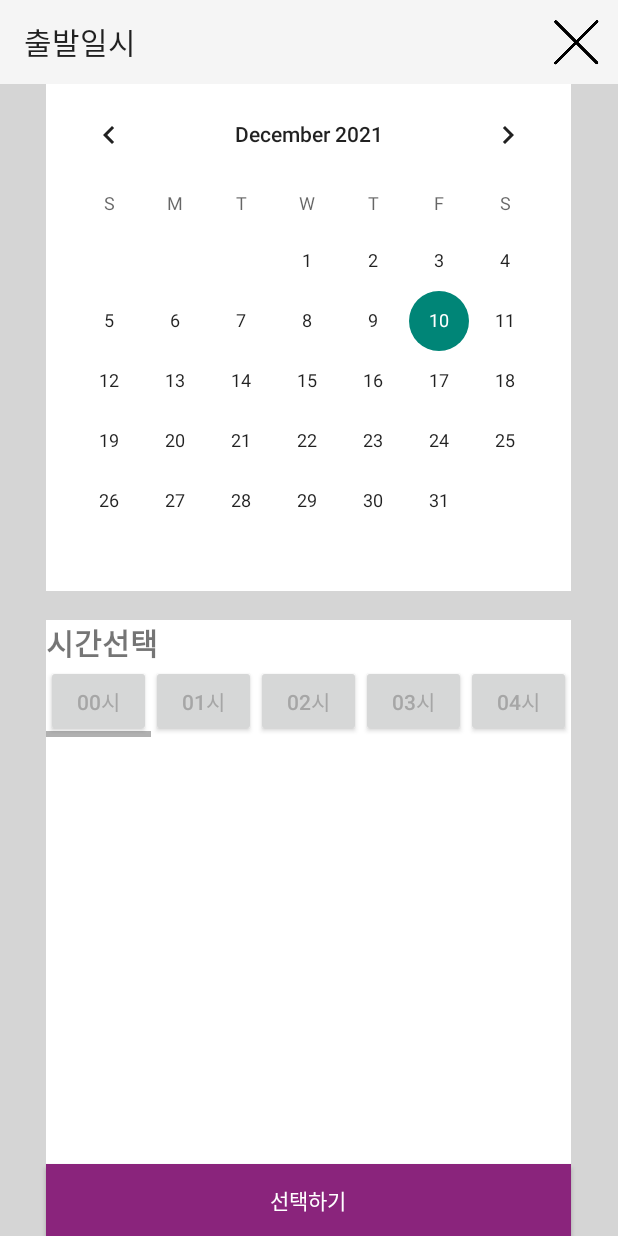
After one commit to pennya6/Android, an Android app: the StartActivity screen opened directly, with no data from a screen before it, on a phone screen of 412 x 824 dp. The commit adds this screen. Run offline under Robolectric (Android 15) with nearby library versions, the phone set to English and light mode, and no system bars.

Commit message:
출발일시 페이지 구현 완료

```diff
--- a/srt3/app/src/main/AndroidManifest.xml
+++ b/srt3/app/src/main/AndroidManifest.xml
@@ -28,6 +28,10 @@
             android:name=".travelActivity"
             android:label="travel 액티비티">
         </activity>
+        <activity
+            android:name=".StartActivity"
+            android:label="start 액티비티">
+        </activity>
 
     </application>
 
--- a/srt3/app/src/main/java/com/example/srt3/MainActivity.java
+++ b/srt3/app/src/main/java/com/example/srt3/MainActivity.java
@@ -4,6 +4,7 @@ import androidx.appcompat.app.AlertDialog;
 import androidx.appcompat.app.AppCompatActivity;
 import androidx.appcompat.widget.Toolbar;
 
+import android.app.Activity;
 import android.content.Context;
 import android.content.DialogInterface;
 import android.content.Intent;
@@ -31,7 +32,7 @@ public class MainActivity extends AppCompatActivity {
     int curNum=0,curNum2=0,curNum3=0,curNum4=0,curNum5=0,curNum6=0;
 
     //출발 및 도착지 선택 부분 구현
-    Button button_start,button_arrival;
+    Button button_start,button_arrival,button_date;
 
     @Override
     protected void onCreate(Bundle savedInstanceState) {
@@ -218,6 +219,16 @@ public class MainActivity extends AppCompatActivity {
                 startActivity(intent);
             }
         });
+
+        //출발일시
+        button_date=(Button) findViewById(R.id.button4);
+        button_date.setOnClickListener(new View.OnClickListener() {
+            @Override
+            public void onClick(View view) {
+                Intent intent=new Intent(getApplicationContext(),StartActivity.class);
+                startActivity(intent);
+            }
+        });
     }
 
     @Override
--- /dev/null
+++ b/srt3/app/src/main/java/com/example/srt3/StartActivity.java
@@ -0,0 +1,57 @@
+package com.example.srt3;
+
+import android.os.Bundle;
+import android.view.Menu;
+import android.view.MenuInflater;
+import android.view.MenuItem;
+import android.view.View;
+import android.widget.Button;
+import android.widget.CalendarView;
+
+import androidx.appcompat.app.AppCompatActivity;
+import androidx.appcompat.widget.Toolbar;
+
+public class StartActivity extends AppCompatActivity {
+
+    Toolbar toolbar;
+    CalendarView calendarView;
+    Button check_btn;
+
+    @Override
+    protected void onCreate(Bundle bundle) {
+        super.onCreate(bundle);
+        setContentView(R.layout.start_main);
+
+        toolbar = (Toolbar) findViewById(R.id.toolbar3);
+        toolbar.setTitle("출발일시");
+        setSupportActionBar(toolbar);
+
+        calendarView=findViewById(R.id.calendarView);
+
+        check_btn=findViewById(R.id.button2);
+        check_btn.setOnClickListener(new View.OnClickListener() {
+            @Override
+            public void onClick(View view) {
+                finish();
+            }
+        });
+
+    }
+
+    @Override
+    public boolean onCreateOptionsMenu(Menu menu) {
+        MenuInflater menuInflater = getMenuInflater();
+        menuInflater.inflate(R.menu.menu_second, menu);
+        return true;
+    }
+    @Override
+    public boolean onOptionsItemSelected(MenuItem item){
+        switch (item.getItemId()){
+            case R.id.back:
+                finish();
+                return true;
+            default:
+                return super.onOptionsItemSelected(item);
+        }
+    }
+}
--- a/srt3/app/src/main/java/com/example/srt3/travelActivity.java
+++ b/srt3/app/src/main/java/com/example/srt3/travelActivity.java
@@ -4,6 +4,7 @@ import android.annotation.SuppressLint;
 import android.app.ActionBar;
 import android.app.Activity;
 import android.app.Notification;
+import android.content.res.ColorStateList;
 import android.os.Bundle;
 import android.provider.ContactsContract;
 import android.view.Menu;
@@ -21,7 +22,7 @@ public class travelActivity extends AppCompatActivity {
     ImageButton choice_srt,choice_korail,change_btn;
     boolean i=true,i2=true;
 
-    Button start_btn,arrival_btn;
+    Button start_btn,arrival_btn,choice_btn1,check_btn;
 
     @Override
     protected void onCreate(Bundle bundle){
@@ -39,6 +40,8 @@ public class travelActivity extends AppCompatActivity {
         arrival_btn=(Button)findViewById(R.id.button7);
 
         change_btn=(ImageButton)findViewById(R.id.imageButton2);
+
+        check_btn=(Button)findViewById(R.id.button2);
 
         choice_srt.setOnClickListener(new View.OnClickListener() {
             @Override
@@ -61,6 +64,7 @@ public class travelActivity extends AppCompatActivity {
             }
         });
 
+        //색지정 메소드
         start_btn.setOnClickListener(new View.OnClickListener() {
             @SuppressLint("ResourceAsColor")
             @Override
@@ -69,7 +73,22 @@ public class travelActivity extends AppCompatActivity {
                     start_btn.setTextColor(R.color.purple_300);
                     arrival_btn.setTextColor(R.color.grey);
                     i2=true;
+
+                    //역변경
+                    switch (view.getId()){
+                        case R.id.button8:
+                            choice_btn1=(Button) findViewById(R.id.button8); //지역선택
+                            start_btn.setText((String)choice_btn1.getText());
+                            break;
+                        case R.id.button9:
+                            choice_btn1=(Button) findViewById(R.id.button9); //지역선택
+                            start_btn.setText((String) choice_btn1.getText());
+                            break;
+                    }
                 }
+
+
+
             }
         });
         arrival_btn.setOnClickListener(new View.OnClickListener() {
@@ -84,6 +103,7 @@ public class travelActivity extends AppCompatActivity {
             }
         });
 
+        //위치변경
         change_btn.setOnClickListener(new View.OnClickListener() {
             @Override
             public void onClick(View view) {
@@ -92,6 +112,13 @@ public class travelActivity extends AppCompatActivity {
 
                 arrival_btn.setText(change2);
                 start_btn.setText(change1);
+            }
+        });
+
+        check_btn.setOnClickListener(new View.OnClickListener() {
+            @Override
+            public void onClick(View view) {
+                finish();
             }
         });
 
--- /dev/null
+++ b/srt3/app/src/main/res/layout/start_main.xml
@@ -0,0 +1,247 @@
+<?xml version="1.0" encoding="utf-8"?>
+<androidx.constraintlayout.widget.ConstraintLayout xmlns:android="http://schemas.android.com/apk/res/android"
+    android:layout_width="match_parent"
+    xmlns:app="http://schemas.android.com/apk/res-auto"
+    android:layout_height="match_parent">
+
+    <LinearLayout
+        android:layout_width="match_parent"
+        android:layout_height="match_parent"
+        android:background="@color/lightgrey"
+        android:orientation="vertical">
+
+        <androidx.appcompat.widget.Toolbar
+            android:id="@+id/toolbar3"
+            android:layout_width="match_parent"
+            android:layout_height="wrap_content"
+            android:background="?attr/colorPrimary"
+            android:minHeight="?attr/actionBarSize"
+            android:theme="?attr/actionBarTheme" />
+
+
+        <LinearLayout
+            android:background="@color/white"
+            android:layout_width="350dp"
+            android:layout_gravity="center"
+            android:layout_height="wrap_content"
+            android:layout_weight="1"
+            android:orientation="vertical">
+
+            <LinearLayout
+                android:layout_width="match_parent"
+                android:layout_height="wrap_content"
+                android:background="@color/white"
+                android:orientation="horizontal">
+
+                <CalendarView
+                    android:id="@+id/calendarView"
+                    android:layout_width="wrap_content"
+                    android:layout_height="wrap_content"
+                    android:layout_weight="1" />
+            </LinearLayout>
+
+
+            <TextView
+                android:id="@+id/textView27"
+                android:background="@color/lightgrey"
+                android:layout_width="match_parent"
+                android:layout_height="wrap_content" />
+
+            <LinearLayout
+                android:layout_width="match_parent"
+                android:layout_height="wrap_content"
+                android:orientation="horizontal">
+
+                <TextView
+                    android:id="@+id/textView25"
+                    android:layout_width="wrap_content"
+                    android:layout_height="wrap_content"
+                    android:layout_weight="1"
+                    android:textSize="20dp"
+                    android:textStyle="bold"
+                    android:text="시간선택" />
+
+            </LinearLayout>
+
+            <HorizontalScrollView
+                android:layout_width="match_parent"
+                android:layout_height="wrap_content">
+                <LinearLayout
+                    android:layout_width="match_parent"
+                    android:layout_height="match_parent"
+                    android:orientation="horizontal">
+                    <Button
+                        android:id="@+id/button29"
+                        android:layout_width="70dp"
+                        android:layout_height="match_parent"
+                        android:textColor="@color/grey"
+                        android:text="00시" />
+                    <Button
+                        android:id="@+id/button30"
+                        android:layout_width="70dp"
+                        android:layout_height="match_parent"
+                        android:textColor="@color/grey"
+                        android:text="01시" />
+                    <Button
+                        android:id="@+id/button31"
+                        android:layout_width="70dp"
+                        android:layout_height="match_parent"
+                        android:textColor="@color/grey"
+                        android:text="02시" />
+                    <Button
+                        android:id="@+id/button32"
+                        android:layout_width="70dp"
+                        android:layout_height="match_parent"
+                        android:textColor="@color/grey"
+                        android:text="03시" />
+                    <Button
+                        android:id="@+id/button33"
+                        android:layout_width="70dp"
+                        android:layout_height="match_parent"
+                        android:textColor="@color/grey"
+                        android:text="04시" />
+                    <Button
+                        android:id="@+id/button34"
+                        android:layout_width="70dp"
+                        android:layout_height="match_parent"
+                        android:textColor="@color/grey"
+                        android:text="05시" />
+                    <Button
+                        android:id="@+id/button35"
+                        android:layout_width="70dp"
+                        android:layout_height="match_parent"
+                        android:textColor="@color/grey"
+                        android:text="06시" />
+                    <Button
+                        android:id="@+id/button36"
+                        android:layout_width="70dp"
+                        android:layout_height="match_parent"
+                        android:textColor="@color/grey"
+                        android:text="07시" />
+                    <Button
+                        android:id="@+id/button37"
+                        android:layout_width="70dp"
+                        android:layout_height="match_parent"
+                        android:textColor="@color/grey"
+                        android:text="08시" />
+                    <Button
+                        android:id="@+id/button38"
+                        android:layout_width="70dp"
+                        android:layout_height="match_parent"
+                        android:textColor="@color/grey"
+                        android:text="09시" />
+                    <Button
+                        android:id="@+id/button39"
+                        android:layout_width="70dp"
+                        android:layout_height="match_parent"
+                        android:textColor="@color/grey"
+                        android:text="10시" />
+                    <Button
+                        android:id="@+id/button40"
+                        android:layout_width="70dp"
+                        android:layout_height="match_parent"
+                        android:textColor="@color/grey"
+                        android:text="11시" />
+                    <Button
+                        android:id="@+id/button41"
+                        android:layout_width="70dp"
+                        android:layout_height="match_parent"
+                        android:textColor="@color/grey"
+                        android:text="12시" />
+                    <Button
+                        android:id="@+id/button42"
+                        android:layout_width="70dp"
+                        android:layout_height="match_parent"
+                        android:textColor="@color/grey"
+                        android:text="13시" />
+                    <Button
+                        android:id="@+id/button43"
+                        android:layout_width="70dp"
+                        android:layout_height="match_parent"
+                        android:textColor="@color/grey"
+                        android:text="14시" />
+                    <Button
+                        android:id="@+id/button44"
+                        android:layout_width="70dp"
+                        android:layout_height="match_parent"
+                        android:textColor="@color/grey"
+                        android:text="15시" />
+                    <Button
+                        android:id="@+id/button45"
+                        android:layout_width="70dp"
+                        android:layout_height="match_parent"
+                        android:textColor="@color/grey"
+                        android:text="16시" />
+                    <Button
+                        android:id="@+id/button46"
+                        android:layout_width="70dp"
+                        android:layout_height="match_parent"
+                        android:textColor="@color/grey"
+                        android:text="17시" />
+                    <Button
+                        android:id="@+id/button47"
+                        android:layout_width="70dp"
+                        android:layout_height="match_parent"
+                        android:textColor="@color/grey"
+                        android:text="18시" />
+                    <Button
+                        android:id="@+id/button48"
+                        android:layout_width="70dp"
+                        android:layout_height="match_parent"
+                        android:textColor="@color/grey"
+                        android:text="19시" />
+                    <Button
+                        android:id="@+id/button49"
+                        android:layout_width="70dp"
+                        android:layout_height="match_parent"
+                        android:textColor="@color/grey"
+                        android:text="20시" />
+                    <Button
+                        android:id="@+id/button50"
+                        android:layout_width="70dp"
+                        android:layout_height="match_parent"
+                        android:textColor="@color/grey"
+                        android:text="21시" />
+                    <Button
+                        android:id="@+id/button51"
+                        android:layout_width="70dp"
+                        android:layout_height="match_parent"
+                        android:textColor="@color/grey"
+                        android:text="22시" />
+                    <Button
+                        android:id="@+id/button52"
+                        android:layout_width="70dp"
+                        android:layout_height="match_parent"
+                        android:textColor="@color/grey"
+                        android:text="23시" />
+                    <Button
+                        android:id="@+id/button53"
+                        android:layout_width="70dp"
+                        android:layout_height="match_parent"
+                        android:textColor="@color/grey"
+                        android:text="24시" />
+
+                </LinearLayout>
+
+
+
+            </HorizontalScrollView>
+
+
+
+
+        </LinearLayout>
+
+        <Button
+            android:id="@+id/button2"
+            android:layout_width="350dp"
+            android:layout_height="wrap_content"
+            android:layout_gravity="center"
+            android:background="@color/purple_300"
+            android:text="선택하기"
+            android:textColor="@color/white"
+            app:layout_constraintBottom_toBottomOf="parent"
+            app:layout_constraintLeft_toLeftOf="parent"
+            app:layout_constraintRight_toRightOf="parent" />
+    </LinearLayout>
+</androidx.constraintlayout.widget.ConstraintLayout>
```
